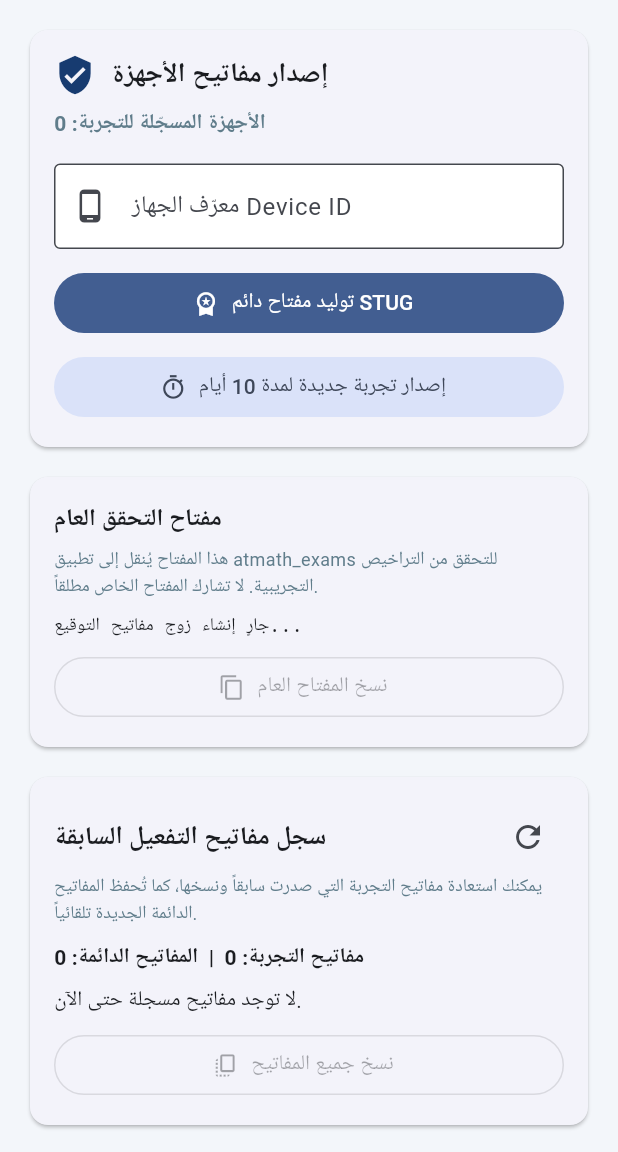
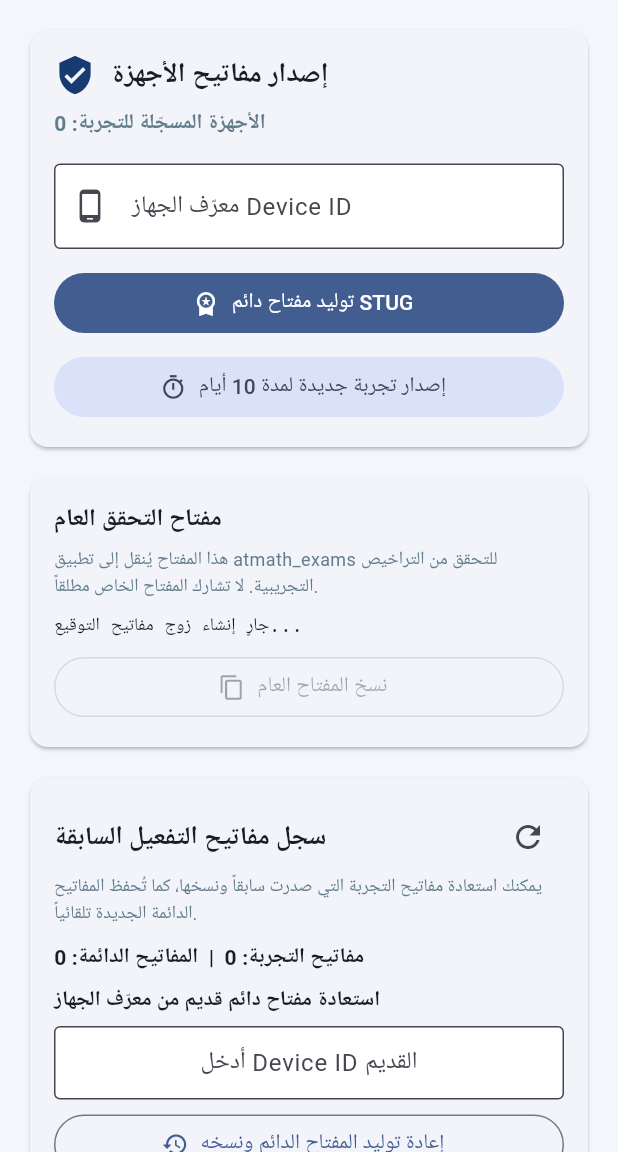
Before and after one commit to karnyn7743-tech/key_gen_school_app, a Flutter app: the screen it shows after launch, on a phone screen of 412 x 824 dp, the part 84-1236 px from its top. Run offline on Flutter 3.47's test engine with Material 3 defaults, Android fonts, the phone set to English and light mode, and no system bars; our stand-ins replace file_picker, flutter_secure_storage, share_plus, shared_preferences; missing offline and left inert: cryptography.

Commit message:
Allow recovery of earlier permanent keys from their device IDs

```diff
--- a/lib/license_history_section.dart
+++ b/lib/license_history_section.dart
@@ -14,10 +14,17 @@ class LicenseHistorySection extends StatefulWidget {
 class _LicenseHistorySectionState extends State<LicenseHistorySection> {
   final _registry = RegistryService();
   final _generator = LicenseGeneratorService();
+  final _legacyDeviceController = TextEditingController();
   List<Map<String, dynamic>> _trials = [];
   List<Map<String, dynamic>> _permanent = [];
   bool _loading = true;
   String? _error;
+
+  @override
+  void dispose() {
+    _legacyDeviceController.dispose();
+    super.dispose();
+  }
 
   @override
   void initState() {
@@ -81,6 +88,27 @@ class _LicenseHistorySectionState extends State<LicenseHistorySection> {
     }
   }
 
+  Future<void> _restorePermanentFromDeviceId() async {
+    final id = _legacyDeviceController.text.trim();
+    if (id.isEmpty) return;
+    try {
+      final code = _generator.generatePermanentCode(id);
+      await _registry.addPermanent(
+        deviceId: id,
+        code: code,
+        createdAt: DateTime.now().millisecondsSinceEpoch ~/ 1000,
+      );
+      _legacyDeviceController.clear();
+      await _load();
+      await _copy(code);
+    } catch (e) {
+      if (!mounted) return;
+      ScaffoldMessenger.of(context).showSnackBar(
+        SnackBar(content: Text('تعذر استعادة المفتاح الدائم: $e')),
+      );
+    }
+  }
+
   String _date(dynamic seconds) {
     if (seconds is! int) return 'غير محدد';
     final d = DateTime.fromMillisecondsSinceEpoch(seconds * 1000);
@@ -119,6 +147,25 @@ class _LicenseHistorySectionState extends State<LicenseHistorySection> {
               Text('مفاتيح التجربة: ${_trials.length}  |  المفاتيح الدائمة: ${_permanent.length}',
                   style: const TextStyle(fontWeight: FontWeight.w600)),
               const SizedBox(height: 8),
+              const Text('استعادة مفتاح دائم قديم من معرّف الجهاز',
+                  style: TextStyle(fontWeight: FontWeight.w600)),
+              const SizedBox(height: 6),
+              TextField(
+                controller: _legacyDeviceController,
+                textDirection: TextDirection.ltr,
+                textAlign: TextAlign.center,
+                decoration: const InputDecoration(
+                  hintText: 'أدخل Device ID القديم',
+                  isDense: true,
+                ),
+              ),
+              const SizedBox(height: 6),
+              OutlinedButton.icon(
+                onPressed: _restorePermanentFromDeviceId,
+                icon: const Icon(Icons.restore),
+                label: const Text('إعادة توليد المفتاح الدائم ونسخه'),
+              ),
+              const Divider(height: 20),
               if (_trials.isEmpty && _permanent.isEmpty)
                 const Text('لا توجد مفاتيح مسجلة حتى الآن.'),
               ..._trials.map((record) => ListTile(
```
